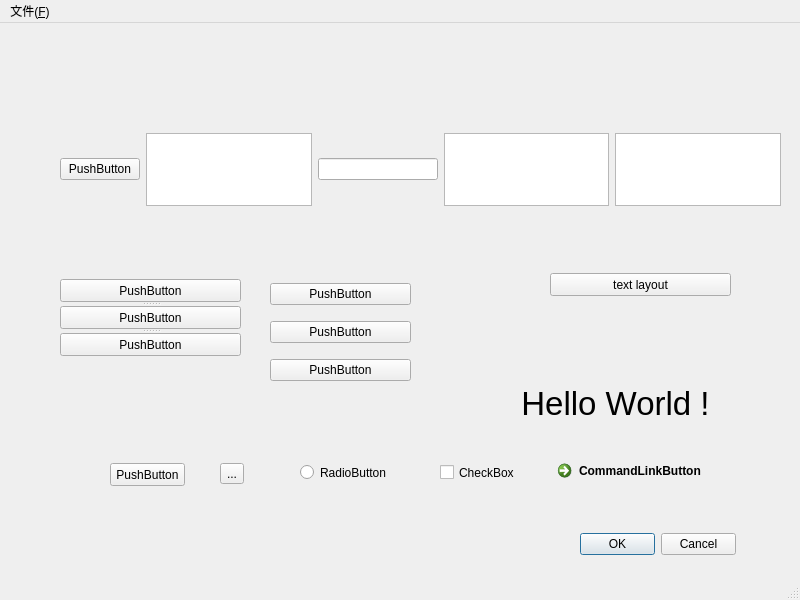
This is Demo/mainwindow.ui in alexuhui/QtLearning as Qt 5 draws it before an edit. The edited form follows.
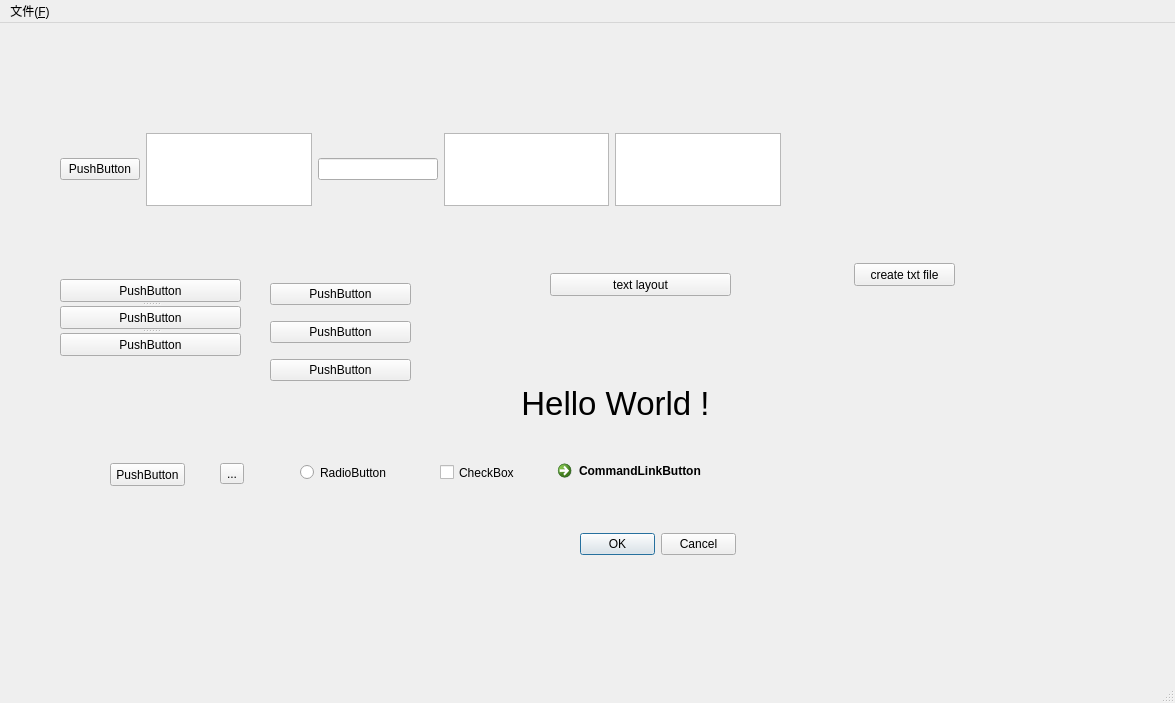
This is the edited form. Icons and pictures are not drawn.

Diff of the .ui file:
```diff
--- a/Demo/mainwindow.ui
+++ b/Demo/mainwindow.ui
@@ -6,8 +6,8 @@
    <rect>
     <x>0</x>
     <y>0</y>
-    <width>800</width>
-    <height>600</height>
+    <width>1175</width>
+    <height>703</height>
    </rect>
   </property>
   <property name="windowTitle">
@@ -225,13 +225,26 @@
      </item>
     </layout>
    </widget>
+   <widget class="QPushButton" name="pushButton_10">
+    <property name="geometry">
+     <rect>
+      <x>854</x>
+      <y>240</y>
+      <width>101</width>
+      <height>23</height>
+     </rect>
+    </property>
+    <property name="text">
+     <string>create txt file</string>
+    </property>
+   </widget>
   </widget>
   <widget class="QMenuBar" name="menubar">
    <property name="geometry">
     <rect>
      <x>0</x>
      <y>0</y>
-     <width>800</width>
+     <width>1175</width>
      <height>21</height>
     </rect>
    </property>
```
